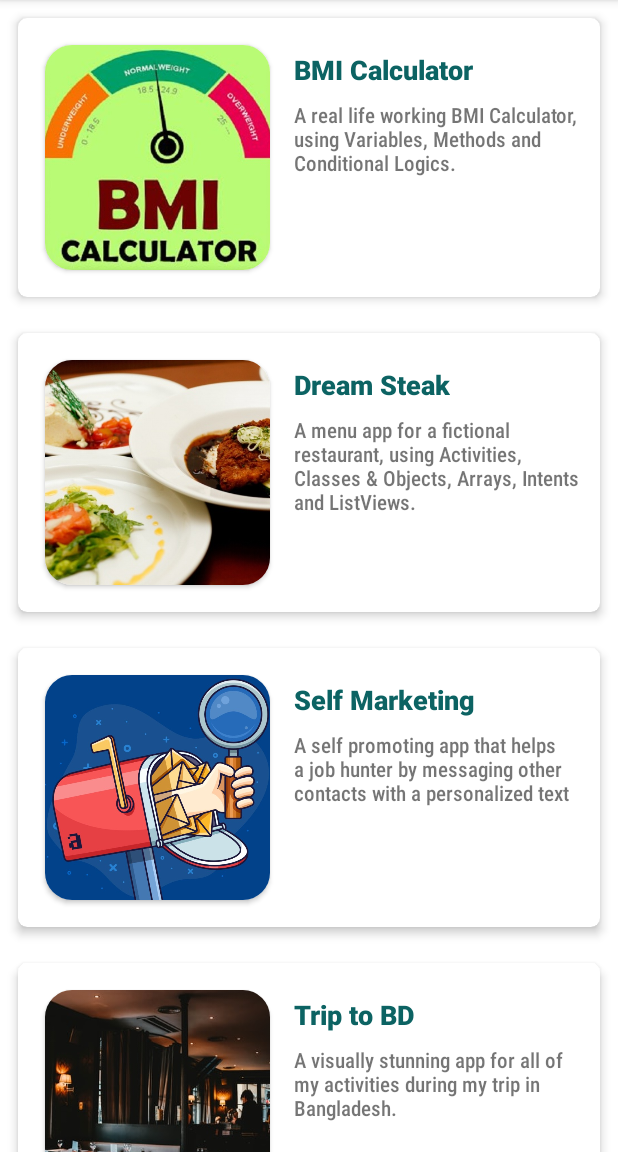
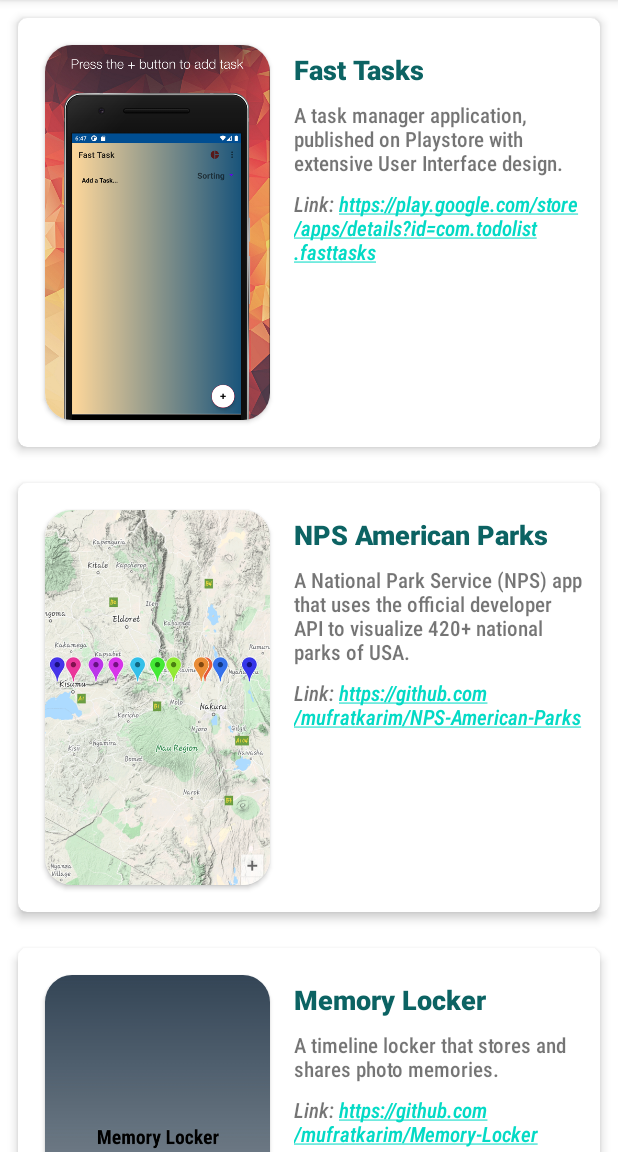
Before and after one commit to ETS-Android5/Android-Portfolio, an Android app: the screen it shows after launch (MainActivity), on a phone screen of 412 x 824 dp, the part 84-1236 px from its top. Run offline under Robolectric (Android 15) with nearby library versions, the light colour scheme and no system bars.

Commit message:
Version 1.1

```diff
--- a/app/src/main/java/com/mkalegend/android_portfolio/Project.java
+++ b/app/src/main/java/com/mkalegend/android_portfolio/Project.java
@@ -4,25 +4,47 @@
     String pName;
     String pDescription;
     int pImages;
+    String pLink;
 
-    public Project(String pName, String pDescription, int pImages) {
+    public Project(String pName, String pDescription, int pImages, String pLink) {
         this.pName = pName;
         this.pDescription = pDescription;
         this.pImages = pImages;
+        this.pLink = pLink;
     }
 
     public static Project[] projects = {
+            new Project("Fast Tasks",
+                    "A task manager application, published on Playstore with extensive User Interface design. ",
+                    R.drawable.fast,
+                    "https://play.google.com/store/apps/details?id=com.todolist.fasttasks"),
+            new Project("NPS American Parks",
+                    "A National Park Service (NPS) app that uses the official developer API to visualize 420+ national parks of USA.",
+                    R.drawable.npsparks,
+                    "https://github.com/mufratkarim/NPS-American-Parks"),
+            new Project("Memory Locker",
+                    "A timeline locker that stores and shares photo memories.",
+                    R.drawable.memorylocker,
+                    "https://github.com/mufratkarim/Memory-Locker"),
+            new Project("Workouts with Stopwatch",
+                    "An android app that retrieves 200 workouts from an online json and shows them in an orderly manner in both phone and tablet sizes",
+                    R.drawable.workouts,
+                    "https://github.com/mufratkarim/Workouts-with-Stopwatch"),
             new Project("BMI Calculator",
                     "A real life working BMI Calculator, using Variables, Methods and Conditional Logics.",
-                    R.drawable.bmi),
+                    R.drawable.bmi,
+                    "https://github.com/mufratkarim/BMI-Calculator"),
             new Project("Dream Steak",
                     "A menu app for a fictional restaurant, using Activities, Classes & Objects, Arrays, Intents and ListViews.",
-                    R.drawable.dream_steak),
+                    R.drawable.dream_steak,
+                    "https://github.com/mufratkarim/Dream-Steak-Restaurant"),
             new Project("Self Marketing",
-                    "A self promoting app that helps a job hunter by messaging other contacts with a personalized text",
-                    R.drawable.addressfind),
+                    "A self promoting app that helps a job hunter by automatically messaging other contacts with a personalized text",
+                    R.drawable.self,
+                    "https://github.com/mufratkarim/Self-Marketing"),
             new Project("Trip to BD",
                     "A visually stunning app for all of my activities during my trip in Bangladesh.",
-                    R.drawable.restaurant)
+                    R.drawable.restaurant,
+                    "https://github.com/mufratkarim/Trip-Planner-BD")
     };
 }
--- a/app/src/main/java/com/mkalegend/android_portfolio/ProjectsAdapter.java
+++ b/app/src/main/java/com/mkalegend/android_portfolio/ProjectsAdapter.java
@@ -38,6 +38,7 @@
 
         private TextView pName;
         private TextView pDescription;
+        private TextView pLink;
         private ImageView pImage;
 
         public ProjectsViewHolder(@NonNull View itemView) {
@@ -46,12 +47,14 @@
             pName = itemView.findViewById(R.id.textViewName);
             pDescription = itemView.findViewById(R.id.textViewDescriptions);
             pImage = itemView.findViewById(R.id.imageViewItems);
+            pLink = itemView.findViewById(R.id.textViewLink);
         }
 
         public void Bind(Project project) {
             pName.setText(project.pName);
             pDescription.setText(project.pDescription);
             pImage.setImageResource(project.pImages);
+            pLink.setText(String.format("Link: %s", project.pLink));
 
         }
     }
--- a/app/src/main/res/layout/item_project.xml
+++ b/app/src/main/res/layout/item_project.xml
@@ -1,9 +1,9 @@
 <?xml version="1.0" encoding="utf-8"?>
 <androidx.cardview.widget.CardView xmlns:android="http://schemas.android.com/apk/res/android"
+    xmlns:app="http://schemas.android.com/apk/res-auto"
+    xmlns:tools="http://schemas.android.com/tools"
     android:layout_width="match_parent"
     android:layout_height="wrap_content"
-    xmlns:app="http://schemas.android.com/apk/res-auto"
-    xmlns:tools="http://schemas.android.com/tools"
     android:layout_margin="12dp"
     app:cardCornerRadius="6dp"
     app:cardElevation="4dp">
@@ -14,20 +14,19 @@
         android:padding="6dp">
 
         <androidx.cardview.widget.CardView
+            android:id="@+id/cardViewImageView"
             android:layout_width="wrap_content"
-            android:layout_height="wrap_content"
-            android:id="@+id/cardViewImageView"
+            android:layout_height="250dp"
             android:layout_margin="12dp"
-            app:cardCornerRadius="18dp"
-            >
+            android:elevation="12dp"
+            app:cardCornerRadius="18dp">
 
             <ImageView
+                android:id="@+id/imageViewItems"
                 android:layout_width="150dp"
-                android:layout_height="150dp"
-                tools:src="@drawable/dream_steak"
+                android:layout_height="match_parent"
                 android:scaleType="centerCrop"
-                android:id="@+id/imageViewItems"
-                />
+                tools:src="@drawable/dream_steak" />
 
         </androidx.cardview.widget.CardView>
 
@@ -36,28 +35,38 @@
             android:id="@+id/textViewName"
             android:layout_width="wrap_content"
             android:layout_height="wrap_content"
+            android:layout_alignTop="@id/cardViewImageView"
             android:layout_toEndOf="@id/cardViewImageView"
-            tools:text="Project Name"
+            android:fontFamily="sans-serif-black"
+            android:padding="4dp"
             android:textColor="#0C6363"
-            android:padding="4dp"
-            android:layout_alignTop="@id/cardViewImageView"
-            android:fontFamily="sans-serif-black"
+            android:textSize="18sp"
             android:textStyle="bold"
-            android:textSize="18sp"
-            />
+            tools:text="Project Name" />
 
         <TextView
-            android:padding="4dp"
             android:id="@+id/textViewDescriptions"
             android:layout_width="wrap_content"
             android:layout_height="wrap_content"
+            android:layout_below="@id/textViewName"
             android:layout_toEndOf="@id/cardViewImageView"
-            android:layout_below="@id/textViewName"
-            tools:text="This is Project Description"
             android:fontFamily="sans-serif-condensed-medium"
+            android:padding="4dp"
             android:textSize="14sp"
-            />
+            tools:text="This is Project Description" />
 
+        <TextView
+            android:id="@+id/textViewLink"
+            android:layout_width="wrap_content"
+            android:layout_height="wrap_content"
+            android:layout_below="@id/textViewDescriptions"
+            android:layout_toEndOf="@id/cardViewImageView"
+            android:autoLink="web"
+            android:fontFamily="sans-serif-condensed-medium"
+            android:padding="4dp"
+            android:textSize="14sp"
+            android:textStyle="italic"
+            tools:text="This is Project Description" />
 
 
     </RelativeLayout>
```
Also changed, not shown: app/src/main/res/drawable-nodpi/fast.png (added), app/src/main/res/drawable-nodpi/memorylocker.png (added), app/src/main/res/drawable-nodpi/npsparks.png (added), app/src/main/res/drawable-nodpi/rickshaw.jpg (added), app/src/main/res/drawable-nodpi/self.jpg (added), app/src/main/res/drawable-nodpi/workouts.png (added).
